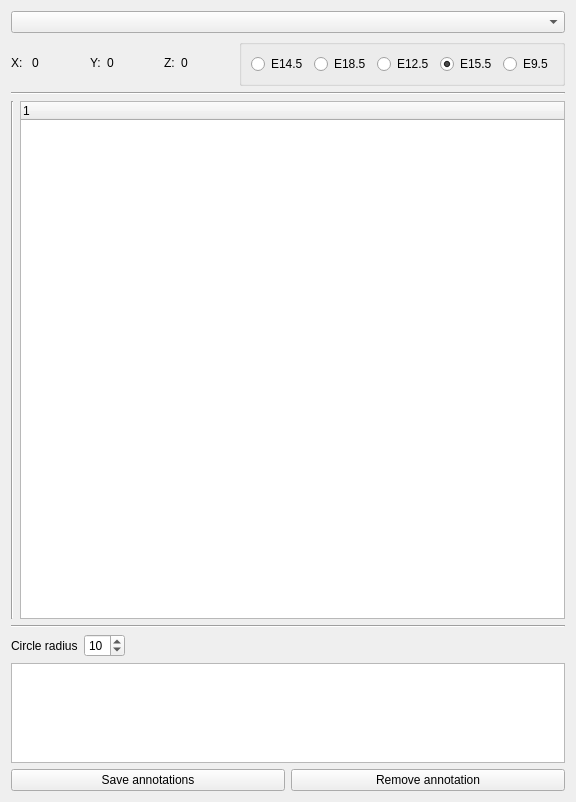
The window that ui/ui_annotations.ui (VCCRI/vpv) describes before a commit, drawn with Qt 5.
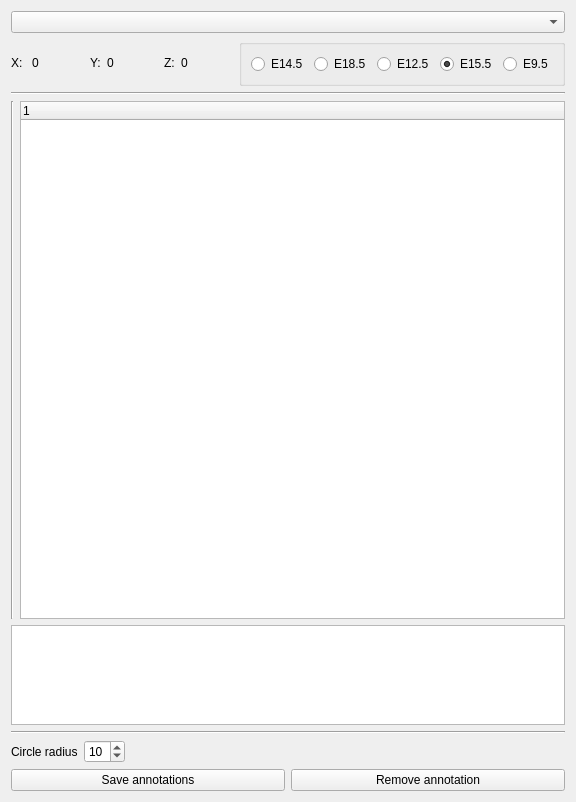
The same window after the commit.

Commit message: New annotations with treewidget ready to be tested I think

Diff of the .ui file:
```diff
--- a/ui/ui_annotations.ui
+++ b/ui/ui_annotations.ui
@@ -196,6 +196,16 @@
        </item>
       </layout>
      </item>
+     <item>
+      <widget class="QTextEdit" name="textEditAnnotationInfo">
+       <property name="maximumSize">
+        <size>
+         <width>16777215</width>
+         <height>100</height>
+        </size>
+       </property>
+      </widget>
+     </item>
      <item>
       <widget class="Line" name="line_2">
        <property name="orientation">
@@ -246,28 +256,6 @@
        </item>
       </layout>
      </item>
-     <item>
-      <widget class="QTableView" name="tableViewAvailableAnnotations">
-       <property name="sizePolicy">
-        <sizepolicy hsizetype="Minimum" vsizetype="Fixed">
-         <horstretch>0</horstretch>
-         <verstretch>0</verstretch>
-        </sizepolicy>
-       </property>
-       <property name="minimumSize">
-        <size>
-         <width>0</width>
-         <height>0</height>
-        </size>
-       </property>
-       <property name="maximumSize">
-        <size>
-         <width>16777215</width>
-         <height>100</height>
-        </size>
-       </property>
-      </widget>
-     </item>
      <item>
       <layout class="QHBoxLayout" name="horizontalLayout_5">
        <item>
```
The commit also changes 3 other files.
